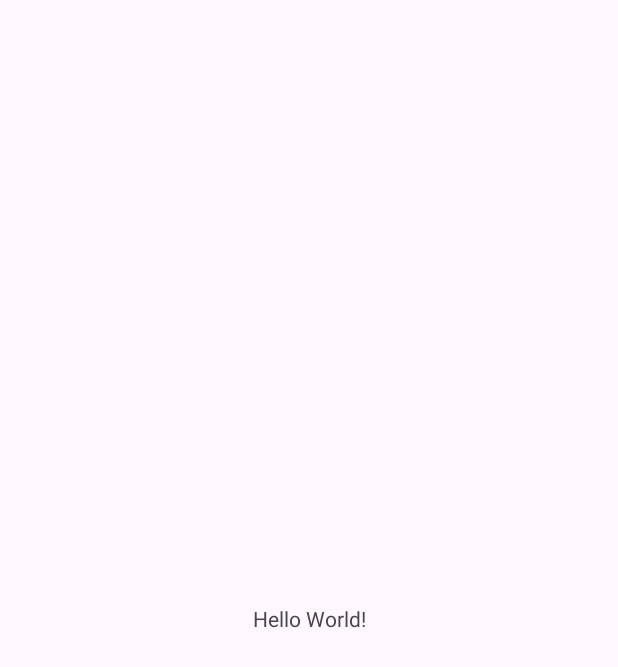
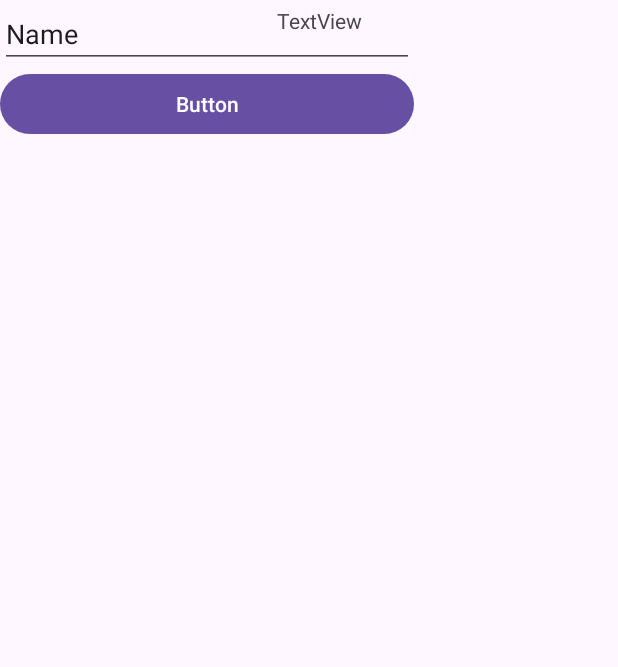
Before and after one commit to esc358/assignmentOne_CondeLudena, an Android app: the screen it shows after launch (MainActivity), on a phone screen of 412 x 824 dp. Before the commit the part shown is almost empty. Shown: the top 667 px of the screen. Run offline under Robolectric (Android 15) with nearby library versions, the phone set to English and light mode, and no system bars.

```diff
--- /dev/null
+++ b/app/src/main/java/ca/georgiancollege/assignmentone_condeludena/ApiClient.java
@@ -0,0 +1,18 @@
+package ca.georgiancollege.assignmentone_condeludena;
+
+import okhttp3.Callback;
+import okhttp3.MediaType;
+import okhttp3.OkHttpClient;
+import okhttp3.Request;
+
+public class ApiClient {
+
+    private static final OkHttpClient movieClient = new OkHttpClient();
+    private static final MediaType Json = MediaType.get("application/json; charset=utf-8");
+
+    public static void get(String urlMovie, Callback callback){
+        Request request = new Request.Builder().url(urlMovie).build();
+
+        movieClient.newCall(request).enqueue(callback);
+    }
+}
--- /dev/null
+++ b/app/src/main/java/ca/georgiancollege/assignmentone_condeludena/MovieModel.java
@@ -0,0 +1,4 @@
+package ca.georgiancollege.assignmentone_condeludena;
+
+public class MovieModel {
+}
--- a/app/src/main/res/layout/activity_main.xml
+++ b/app/src/main/res/layout/activity_main.xml
@@ -8,12 +8,47 @@
     tools:context=".MainActivity">
 
     <TextView
+        android:id="@+id/textView"
         android:layout_width="wrap_content"
         android:layout_height="wrap_content"
-        android:text="Hello World!"
-        app:layout_constraintBottom_toBottomOf="parent"
+        android:layout_marginStart="183dp"
+        android:layout_marginTop="28dp"
+        android:layout_marginEnd="170dp"
+        android:layout_marginBottom="1dp"
+        android:text="TextView"
+        app:layout_constraintBottom_toTopOf="@+id/linearLayout"
         app:layout_constraintEnd_toEndOf="parent"
         app:layout_constraintStart_toStartOf="parent"
         app:layout_constraintTop_toTopOf="parent" />
 
+    <androidx.recyclerview.widget.RecyclerView
+        android:layout_width="371dp"
+        android:layout_height="308dp"
+        tools:layout_editor_absoluteX="16dp"
+        tools:layout_editor_absoluteY="356dp" />
+
+    <LinearLayout
+        android:id="@+id/linearLayout"
+        android:layout_width="276dp"
+        android:layout_height="108dp"
+        android:orientation="vertical"
+        tools:layout_editor_absoluteX="68dp"
+        tools:layout_editor_absoluteY="77dp">
+
+        <EditText
+            android:id="@+id/editTextText"
+            android:layout_width="match_parent"
+            android:layout_height="wrap_content"
+            android:ems="10"
+            android:inputType="text"
+            android:text="Name" />
+
+        <Button
+            android:id="@+id/button"
+            android:layout_width="match_parent"
+            android:layout_height="wrap_content"
+            android:text="Button" />
+
+    </LinearLayout>
+
 </androidx.constraintlayout.widget.ConstraintLayout>
```
